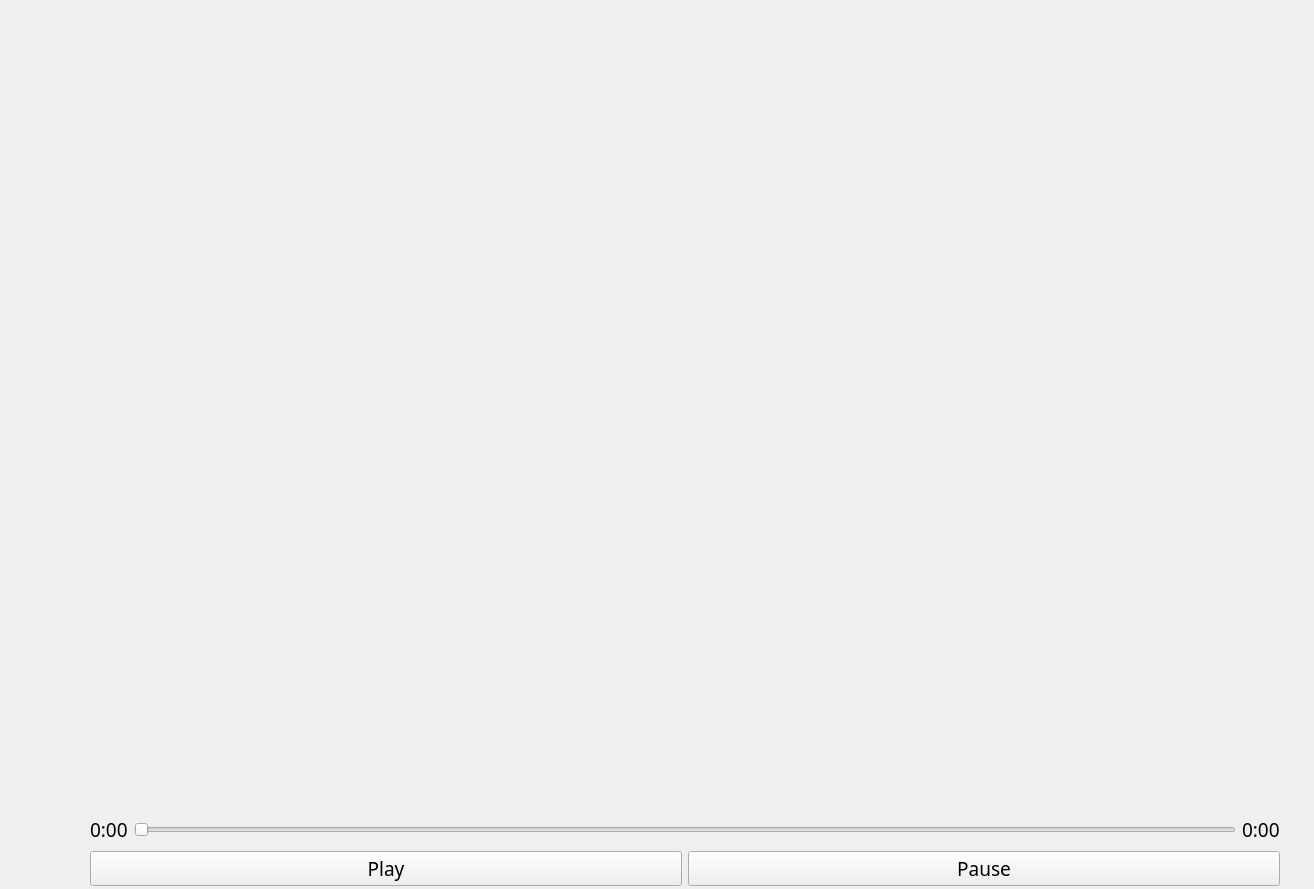
Above: video_player.ui from s102345/video_player before the change. Below: the same form after it.
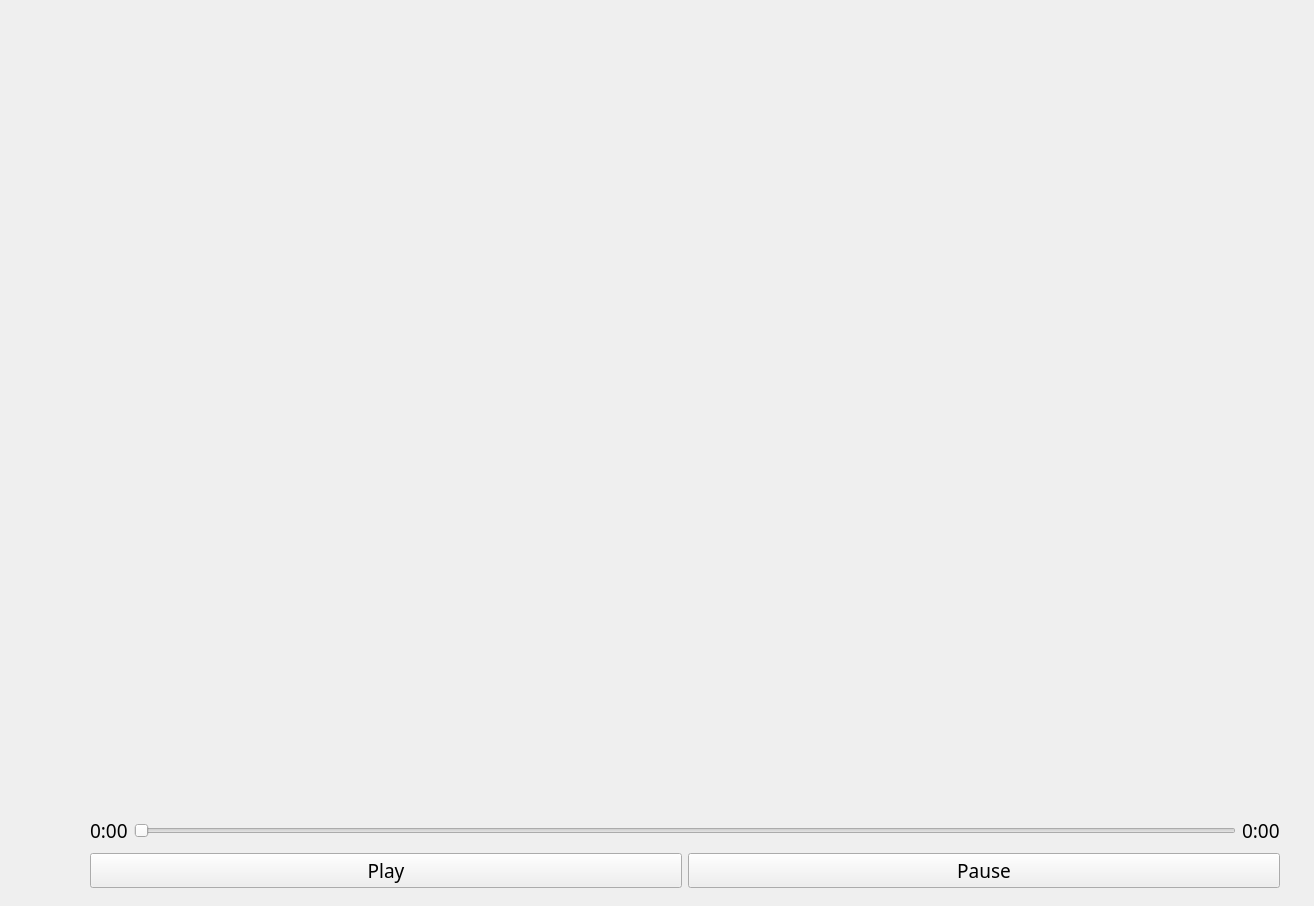
That is the form after the change.

```diff
--- a/video_player.ui
+++ b/video_player.ui
@@ -7,19 +7,19 @@
     <x>0</x>
     <y>0</y>
     <width>1314</width>
-    <height>889</height>
+    <height>906</height>
    </rect>
   </property>
   <property name="windowTitle">
    <string>播放影片</string>
   </property>
-  <widget class="QWidget" name="">
+  <widget class="QWidget" name="layoutWidget">
    <property name="geometry">
     <rect>
      <x>90</x>
      <y>40</y>
      <width>1190</width>
-     <height>846</height>
+     <height>848</height>
     </rect>
    </property>
    <layout class="QVBoxLayout" name="verticalLayout" stretch="0,0,1">
```
